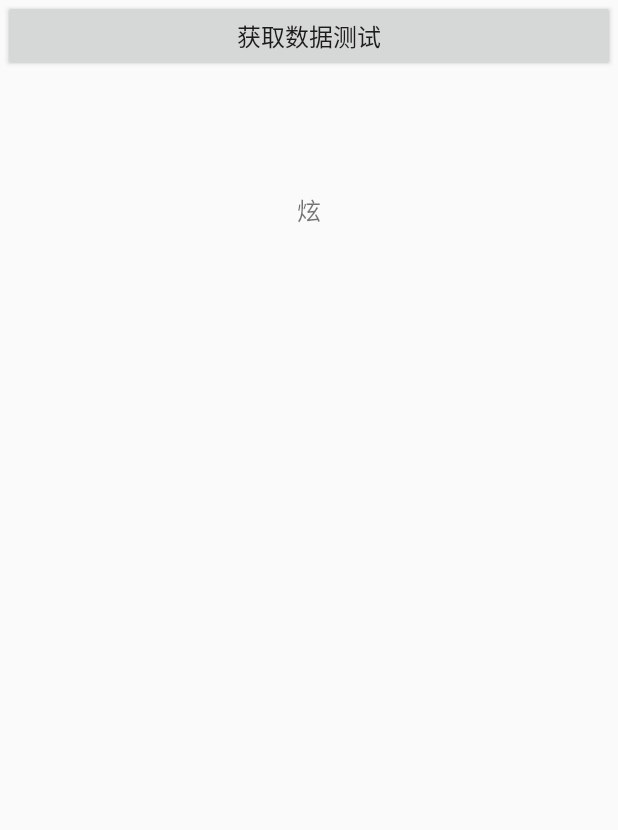
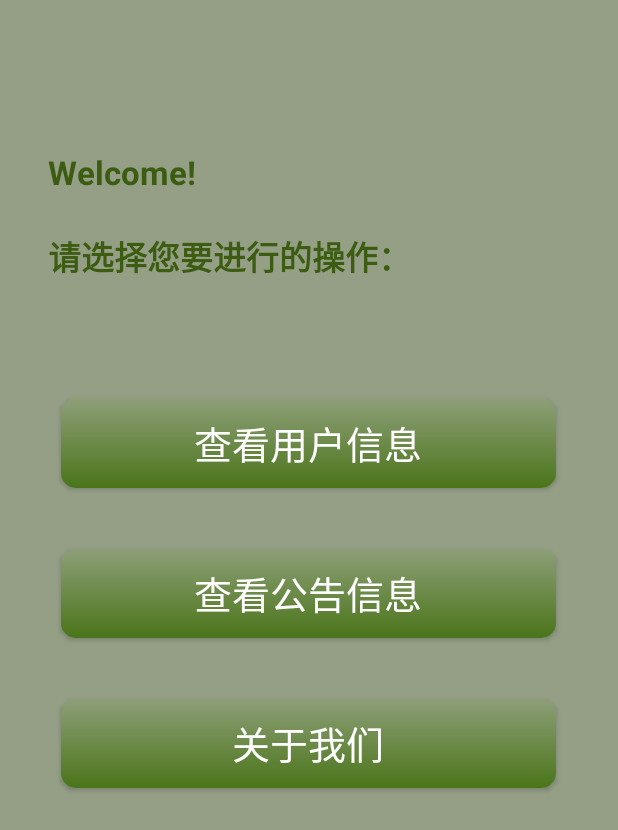
Before and after one commit to clayearth/InfoPlatform, an Android app: the layout activity_main.xml on its own in the app's theme, with its tools: preview values and no code run, on a phone screen of 412 x 824 dp. Shown: the top 830 px of the screen. Run offline under Robolectric (Android 15) with nearby library versions, the phone set to English and light mode, and no system bars.

Commit message:
Update activity_main.xml

```diff
--- a/app/src/main/res/layout/activity_main.xml
+++ b/app/src/main/res/layout/activity_main.xml
@@ -1,27 +1,74 @@
 <?xml version="1.0" encoding="utf-8"?>
-<androidx.constraintlayout.widget.ConstraintLayout xmlns:android="http://schemas.android.com/apk/res/android"
+<RelativeLayout xmlns:android="http://schemas.android.com/apk/res/android"
     xmlns:app="http://schemas.android.com/apk/res-auto"
-    xmlns:tools="http://schemas.android.com/tools"
     android:layout_width="match_parent"
     android:layout_height="match_parent"
-    tools:context=".MainActivity">
-
-    <Button
-        android:id="@+id/btn_get_data"
-        android:layout_width="match_parent"
-        android:layout_height="0dp"
-        android:layout_margin="2dp"
-        android:text="获取数据测试"
-        android:textSize="16sp"
-        tools:layout_editor_absoluteX="2dp" />
+    android:background="#949F86">
 
     <TextView
-        android:id="@+id/tv_data"
+        android:id="@+id/welcome"
+        android:layout_width="wrap_content"
+        android:layout_height="wrap_content"
+        android:text="      Welcome!\n\n      请选择您要进行的操作："
+        android:textColor="#3B5C11"
+        android:textStyle="bold"
+        android:textSize="22sp"
+        android:layout_marginTop="100dp"
+        android:typeface="sans" />
+
+
+    <LinearLayout
+        android:id="@+id/UserType"
         android:layout_width="match_parent"
-        android:layout_height="280dp"
-        android:gravity="center"
-        android:padding="10dp"
-        android:text="炫"
-        android:textSize="16sp"/>
+        android:layout_height="match_parent"
+        android:orientation="vertical">
 
-</androidx.constraintlayout.widget.ConstraintLayout>
+
+
+        <Button
+            android:id="@+id/btn_UserType"
+            android:layout_width="330dp"
+            android:layout_height="60dp"
+            android:layout_gravity="center_horizontal"
+            android:layout_marginTop="265dp"
+            android:background="@drawable/chx_button1"
+            android:text="查看用户信息"
+            android:textColor="#ffffff"
+            android:textSize="25sp"
+            android:layout_alignParentBottom="true">
+
+        </Button>
+
+        <Button
+            android:id="@+id/btn_NoticeType"
+            android:layout_width="330dp"
+            android:layout_height="60dp"
+            android:background="@drawable/chx_button1"
+            android:text="查看公告信息"
+            android:textColor="#ffffff"
+            android:textSize="25sp"
+            android:layout_marginTop="40dp"
+            android:layout_gravity="center_horizontal"
+            android:layout_alignParentBottom="true">
+
+        </Button>
+
+        <Button
+            android:id="@+id/btn_AboutUs"
+            android:layout_width="330dp"
+            android:layout_height="60dp"
+            android:background="@drawable/chx_button1"
+            android:text="关于我们"
+            android:textColor="#ffffff"
+            android:textSize="25sp"
+            android:layout_marginTop="40dp"
+            android:layout_gravity="center_horizontal"
+            android:layout_alignParentBottom="true">
+
+        </Button>
+
+
+
+    </LinearLayout>
+
+</RelativeLayout>
```
